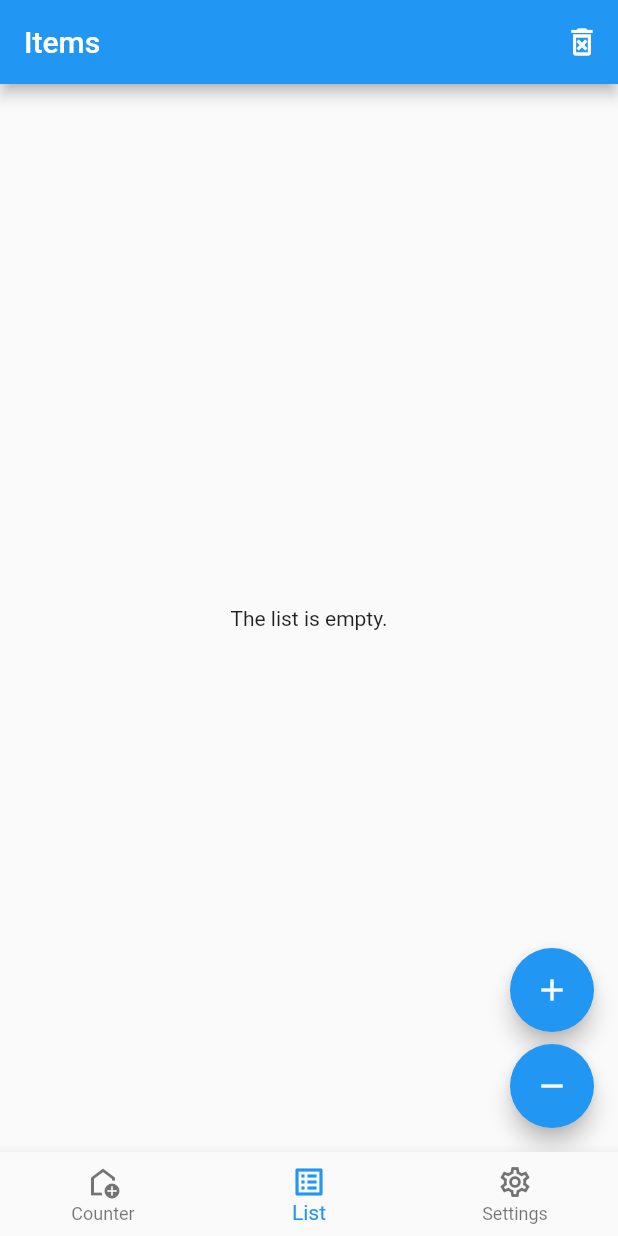
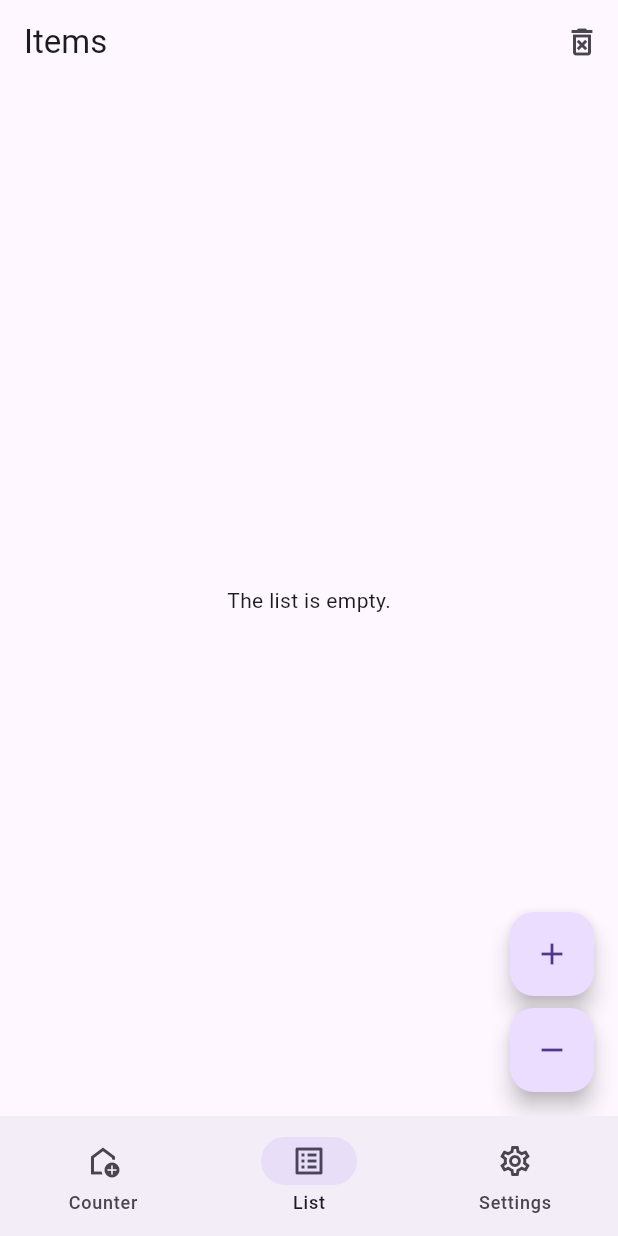
Before and after one commit to william-franco/app-value-notifier, a Flutter app: the screen it shows after launch, item 2 of the bottom bar chosen, on a phone screen of 412 x 824 dp. Run offline on Flutter 3.47's test engine with Material 2 defaults, Android fonts, the phone set to English and light mode, and no system bars; our stand-ins replace go_router.

Commit message:
update dart sdk and add go_router and change to material 3

```diff
--- a/lib/main.dart
+++ b/lib/main.dart
@@ -18,10 +18,14 @@ class MyApp extends StatelessWidget {
         return MaterialApp.router(
           title: 'App ValueNotifier',
           debugShowCheckedModeBanner: false,
-          theme: ThemeData.light(),
-          darkTheme: ThemeData.dark(),
+          theme: ThemeData.light(
+            useMaterial3: true,
+          ),
+          darkTheme: ThemeData.dark(
+            useMaterial3: true,
+          ),
           themeMode: value ? ThemeMode.dark : ThemeMode.light,
-          routerConfig: Routes.routes,
+          routerConfig: routesApp.routes,
         );
       },
     );
--- a/lib/src/features/bottom/bottom_view.dart
+++ b/lib/src/features/bottom/bottom_view.dart
@@ -12,7 +12,7 @@ class BottomView extends StatefulWidget {
 }
 
 class _BottomViewState extends State<BottomView> {
-  final tabs = [
+  final _tabs = [
     const CounterView(),
     const ItemsView(),
     const SettingView(),
@@ -24,22 +24,23 @@ class _BottomViewState extends State<BottomView> {
       valueListenable: bottomNotifier,
       builder: (context, value, widget) {
         return Scaffold(
-          body: tabs[value],
-          bottomNavigationBar: BottomNavigationBar(
-            currentIndex: value,
-            onTap: (int index) {
+          body: _tabs[value],
+          bottomNavigationBar: NavigationBar(
+            selectedIndex: value,
+            animationDuration: const Duration(milliseconds: 600),
+            onDestinationSelected: (int index) {
               bottomNotifier.updateTab(index);
             },
-            items: const <BottomNavigationBarItem>[
-              BottomNavigationBarItem(
+            destinations: const <NavigationDestination>[
+              NavigationDestination(
                 icon: Icon(Icons.add_home_outlined),
                 label: 'Counter',
               ),
-              BottomNavigationBarItem(
+              NavigationDestination(
                 icon: Icon(Icons.list_alt_outlined),
                 label: 'List',
               ),
-              BottomNavigationBarItem(
+              NavigationDestination(
                 icon: Icon(Icons.settings_outlined),
                 label: 'Settings',
               ),
--- a/lib/src/routes/routes.dart
+++ b/lib/src/routes/routes.dart
@@ -2,12 +2,12 @@ import 'package:app_value_notifier/src/features/bottom/bottom_view.dart';
 import 'package:flutter/cupertino.dart';
 import 'package:go_router/go_router.dart';
 
+final routesApp = Routes();
+
 class Routes {
-  Routes._();
-
   static const String home = '/';
 
-  static final routes = GoRouter(
+  final routes = GoRouter(
     debugLogDiagnostics: true,
     initialLocation: home,
     routes: [
--- a/pubspec.yaml
+++ b/pubspec.yaml
@@ -4,7 +4,7 @@ publish_to: 'none' # Remove this line if you wish to publish to pub.dev
 version: 1.0.0+1
 
 environment:
-  sdk: '>=2.18.5 <3.0.0'
+  sdk: '>=2.18.6 <3.0.0'
 
 dependencies:
   flutter:
@@ -12,7 +12,7 @@ dependencies:
 
   # External packages.
   cupertino_icons: ^1.0.2
-  go_router: ^5.2.1
+  go_router: ^6.0.0
 
 dev_dependencies:
   flutter_test:
```
Also changed, not shown: pubspec.lock.
